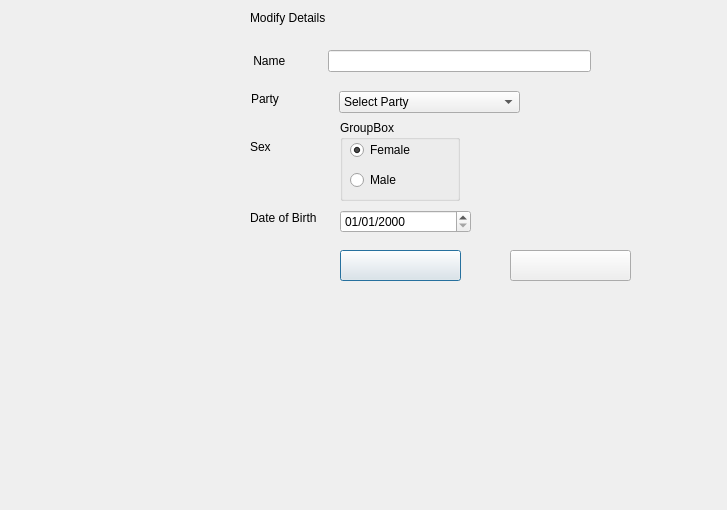
Before: the Qt Designer form modify_candidate.ui in tapish13031997/OVV, drawn with Qt 5.
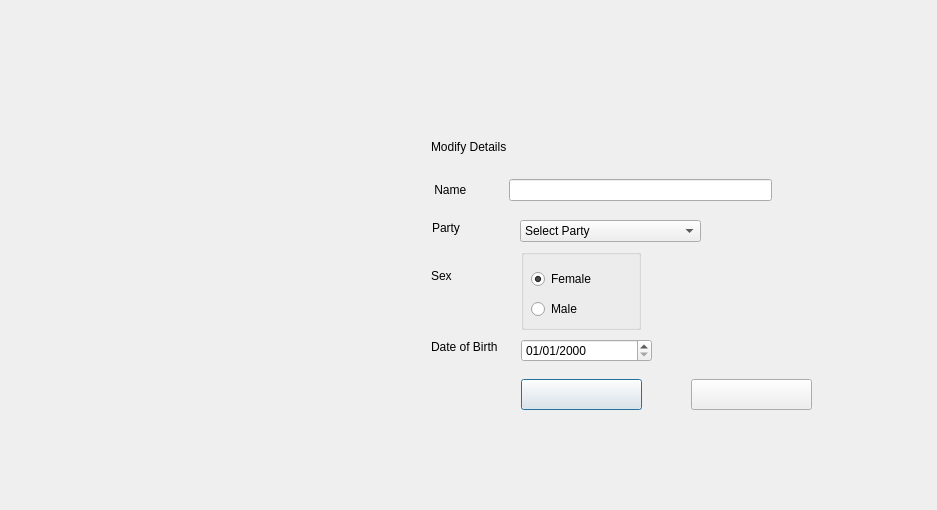
After: the same form once the commit is applied. Icons and pictures are not drawn.

What changed in the file:
```diff
--- a/modify_candidate.ui
+++ b/modify_candidate.ui
@@ -6,7 +6,7 @@
    <rect>
     <x>0</x>
     <y>0</y>
-    <width>727</width>
+    <width>937</width>
     <height>510</height>
    </rect>
   </property>
@@ -16,12 +16,15 @@
   <widget class="QLabel" name="label">
    <property name="geometry">
     <rect>
-     <x>250</x>
-     <y>10</y>
+     <x>431</x>
+     <y>139</y>
      <width>141</width>
      <height>16</height>
     </rect>
    </property>
+   <property name="styleSheet">
+    <string notr="true">font: 75 12pt &quot;Century Schoolbook L&quot;;</string>
+   </property>
    <property name="text">
     <string>Modify Details</string>
    </property>
@@ -29,14 +32,14 @@
   <widget class="QGroupBox" name="groupBox">
    <property name="geometry">
     <rect>
-     <x>340</x>
-     <y>120</y>
+     <x>521</x>
+     <y>249</y>
      <width>120</width>
      <height>81</height>
     </rect>
    </property>
    <property name="title">
-    <string>GroupBox</string>
+    <string/>
    </property>
    <widget class="QRadioButton" name="female">
     <property name="geometry">
@@ -71,8 +74,8 @@
   <widget class="QLabel" name="label_4">
    <property name="geometry">
     <rect>
-     <x>250</x>
-     <y>140</y>
+     <x>431</x>
+     <y>269</y>
      <width>59</width>
      <height>14</height>
     </rect>
@@ -84,8 +87,8 @@
   <widget class="QLabel" name="label_5">
    <property name="geometry">
     <rect>
-     <x>250</x>
-     <y>210</y>
+     <x>431</x>
+     <y>339</y>
      <width>91</width>
      <height>16</height>
     </rect>
@@ -97,8 +100,8 @@
   <widget class="QDateEdit" name="dob">
    <property name="geometry">
     <rect>
-     <x>340</x>
-     <y>210</y>
+     <x>521</x>
+     <y>339</y>
      <width>131</width>
      <height>23</height>
     </rect>
@@ -110,8 +113,8 @@
   <widget class="QPushButton" name="modify">
    <property name="geometry">
     <rect>
-     <x>340</x>
-     <y>250</y>
+     <x>521</x>
+     <y>379</y>
      <width>121</width>
      <height>31</height>
     </rect>
@@ -133,8 +136,8 @@
   <widget class="QPushButton" name="cancel">
    <property name="geometry">
     <rect>
-     <x>510</x>
-     <y>250</y>
+     <x>691</x>
+     <y>379</y>
      <width>121</width>
      <height>31</height>
     </rect>
@@ -156,8 +159,8 @@
   <widget class="QWidget" name="layoutWidget">
    <property name="geometry">
     <rect>
-     <x>250</x>
-     <y>50</y>
+     <x>431</x>
+     <y>179</y>
      <width>341</width>
      <height>24</height>
     </rect>
@@ -178,8 +181,8 @@
   <widget class="QLabel" name="label_3">
    <property name="geometry">
     <rect>
-     <x>251</x>
-     <y>91</y>
+     <x>432</x>
+     <y>220</y>
      <width>82</width>
      <height>16</height>
     </rect>
@@ -191,8 +194,8 @@
   <widget class="QComboBox" name="party">
    <property name="geometry">
     <rect>
-     <x>339</x>
-     <y>91</y>
+     <x>520</x>
+     <y>220</y>
      <width>181</width>
      <height>22</height>
     </rect>
@@ -203,6 +206,25 @@
     </property>
    </item>
   </widget>
+  <widget class="QLabel" name="label_6">
+   <property name="geometry">
+    <rect>
+     <x>50</x>
+     <y>160</y>
+     <width>301</width>
+     <height>201</height>
+    </rect>
+   </property>
+   <property name="text">
+    <string/>
+   </property>
+   <property name="pixmap">
+    <pixmap resource="src/files.qrc">:/elections_ahead_sky_0.jpg</pixmap>
+   </property>
+   <property name="scaledContents">
+    <bool>true</bool>
+   </property>
+  </widget>
  </widget>
  <resources>
   <include location="src/files.qrc"/>
```
